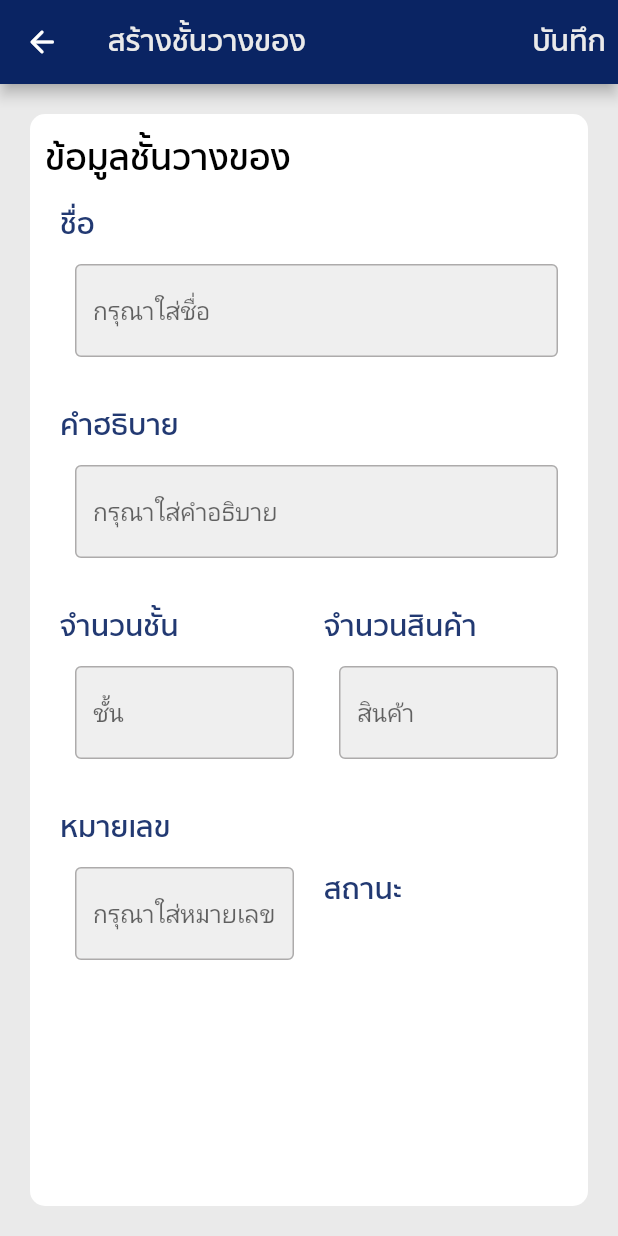
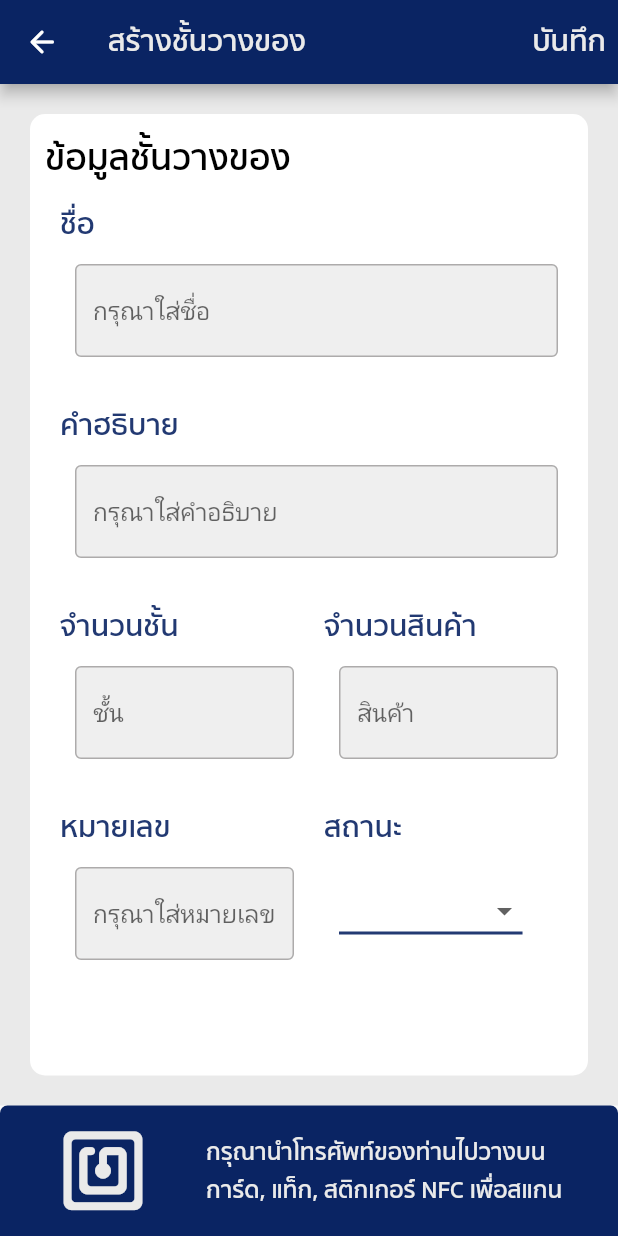
Before and after one commit to teerasit45/NOI-2022, a Flutter app: the CreateShelf screen opened directly, on a phone screen of 412 x 824 dp. Run offline on Flutter 3.47's test engine with Material 2 defaults, Android fonts, the phone set to English and light mode, and no system bars.

Commit message:
"Add Shelf Information Enter Screen"

```diff
--- a/lib/src/feature/create-shelf-feature/presentation/create_shelf_screen.dart
+++ b/lib/src/feature/create-shelf-feature/presentation/create_shelf_screen.dart
@@ -30,6 +30,7 @@ class CreateShelf extends StatelessWidget {
                 fontFamily: 'Sukhumvit')),
       ),
       body: CreateShelfBody(),
+      bottomNavigationBar: NFCBar(),
     );
   }
 }
@@ -86,6 +87,7 @@ class ShelfInfoEnter extends StatelessWidget {
               ],
             ),
             Row(
+              crossAxisAlignment: CrossAxisAlignment.start,
               children: [
                 Flexible(
                     flex: 1,
@@ -93,11 +95,7 @@ class ShelfInfoEnter extends StatelessWidget {
                       name: 'หมายเลข',
                       hintText: 'กรุณาใส่หมายเลข',
                     )),
-                Flexible(
-                    flex: 1,
-                    child: statusDropDown(
-                      name: 'สถานะ',
-                    )),
+                Flexible(flex: 1, child: DropDownMenu()),
               ],
             ),
           ]),
@@ -161,66 +159,163 @@ class ShelfTextField extends StatelessWidget {
   }
 }
 
-class statusDropDown extends StatefulWidget {
-  String name;
-
-  statusDropDown({Key? key, required this.name}) : super(key: key);
-
-  @override
-  State<statusDropDown> createState() => _statusDropDownState();
-}
-
-class _statusDropDownState extends State<statusDropDown> {
-  String dropDownVaule = "";
-
-  void dropdownCallback(String? selectedVaule) {
-    if (selectedVaule is String) {
-      setState(() {
-        dropDownVaule = selectedVaule;
-      });
-    }
-  }
+class DropDownMenu extends StatelessWidget {
+  const DropDownMenu({Key? key}) : super(key: key);
 
   @override
   Widget build(BuildContext context) {
     return Container(
-      margin: EdgeInsets.all(10),
+      margin: const EdgeInsets.all(10),
       child: Column(
         mainAxisAlignment: MainAxisAlignment.spaceEvenly,
         mainAxisSize: MainAxisSize.min,
         crossAxisAlignment: CrossAxisAlignment.start,
-        children: [
+        children: const [
           Text(
-            widget.name,
+            'สถานะ',
             style: TextStyle(
                 fontFamily: 'Sukhumvit',
                 fontSize: 20,
                 color: Color.fromRGBO(10, 36, 99, 0.9),
                 fontWeight: FontWeight.w600),
           ),
-          // Padding(
-          //   padding: const EdgeInsets.fromLTRB(10, 10, 0, 10),
-          //   child: DropdownButton(
-          //     items: const [
-          //       DropdownMenuItem(
-          //         child: Text("จัดเก็บ"),
-          //         value: "Done",
-          //       ),
-          //       DropdownMenuItem(
-          //         child: Text("กำลังจัดเก็บ"),
-          //         value: "Doing",
-          //       ),
-          //       DropdownMenuItem(
-          //         child: Text("ยังไม่จัดเก็บ"),
-          //         value: "Undone",
-          //       ),
-          //     ],
-          //     onChanged: dropdownCallback,
-          //     value: dropDownVaule,
-          //   ),
-          // )
+          Padding(
+              padding: const EdgeInsets.fromLTRB(10, 15, 0, 10),
+              child: DropDownBox())
         ],
       ),
     );
   }
 }
+
+class DropDownBox extends StatefulWidget {
+  const DropDownBox({super.key});
+
+  @override
+  State<DropDownBox> createState() => _DropDownBoxState();
+}
+
+const List<String> statusList = <String>[
+  ' ',
+  'จัดเก็บ',
+  'กำลังจัดเก็บ',
+  'ยังไม่าจัดเก็บ'
+];
+
+class _DropDownBoxState extends State<DropDownBox> {
+  String dropdownValue = statusList.first;
+
+  @override
+  Widget build(BuildContext context) {
+    return DropdownButton<String>(
+      value: dropdownValue,
+      icon: const Icon(Icons.arrow_drop_down_outlined),
+      elevation: 20,
+      style: const TextStyle(color: Colors.black, fontSize: 18),
+      underline: Container(
+        height: 2,
+        color: const Color.fromRGBO(10, 36, 99, 0.9),
+      ),
+      dropdownColor: const Color.fromRGBO(234, 234, 234, 0.75),
+      onChanged: (String? value) {
+        // This is called when the user selects an item.
+        setState(() {
+          dropdownValue = value!;
+        });
+      },
+      items: statusList.map<DropdownMenuItem<String>>((String value) {
+        return DropdownMenuItem<String>(
+          value: value,
+          child: Text(value),
+        );
+      }).toList(),
+    );
+  }
+}
+
+class NFCBar extends StatefulWidget {
+  const NFCBar({Key? key}) : super(key: key);
+
+  @override
+  State<NFCBar> createState() => _NFCBarState();
+}
+
+class _NFCBarState extends State<NFCBar> {
+  bool isNFCDone = true;
+
+  void handleNFCUiChange() {
+    setState(() {
+      isNFCDone = !isNFCDone;
+    });
+  }
+
+  @override
+  Widget build(BuildContext context) {
+    return GestureDetector(
+      onTap: handleNFCUiChange,
+      child: AnimatedContainer(
+        width: MediaQuery.of(context).size.width,
+        height: 87,
+        decoration: BoxDecoration(
+            color: isNFCDone
+                ? Color.fromRGBO(10, 36, 99, 1)
+                : Color.fromRGBO(234, 234, 234, 1),
+            border: isNFCDone
+                ? null
+                : Border.all(color: Color.fromRGBO(10, 36, 99, 1), width: 2),
+            borderRadius: BorderRadius.only(
+                topLeft: Radius.circular(5), topRight: Radius.circular(5))),
+        duration: Duration(milliseconds: 500),
+        child: Column(
+          mainAxisAlignment: MainAxisAlignment.center,
+          crossAxisAlignment: CrossAxisAlignment.center,
+          children: [
+            Row(
+              mainAxisAlignment: MainAxisAlignment.spaceEvenly,
+              children: [
+                Icon(Icons.nfc_rounded,
+                    color: isNFCDone
+                        ? Color.fromRGBO(234, 234, 234, 1)
+                        : Color.fromRGBO(10, 36, 99, 1),
+                    size: 63),
+                Container(
+                  child: isNFCDone
+                      ? Text(
+                          'กรุณานำโทรศัพท์ของท่านไปวางบน\nการ์ด, แท็ก, สติกเกอร์ NFC เพื่อสแกน',
+                          style: TextStyle(
+                              color: Color.fromRGBO(234, 234, 234, 1),
+                              fontSize: 16,
+                              fontWeight: FontWeight.w600,
+                              fontFamily: 'Sukhumvit'),
+                        )
+                      : NFCDoneUI,
+                ),
+              ],
+            )
+          ],
+        ),
+      ),
+    );
+  }
+}
+
+Widget NFCDoneUI = (Container(
+  child: Row(mainAxisAlignment: MainAxisAlignment.start, children: [
+    Icon(
+      Icons.check_circle,
+      color: Color.fromRGBO(10, 36, 99, 1),
+      size: 41,
+    ),
+    SizedBox(
+      width: 20,
+    ),
+    Text(
+      'สแกนเสร็จเรียบร้อย',
+      style: TextStyle(
+          color: Color.fromRGBO(10, 36, 99, 1),
+          fontSize: 16,
+          fontWeight: FontWeight.w600,
+          fontFamily: 'Sukhumvit'),
+    )
+  ]),
+));
```
